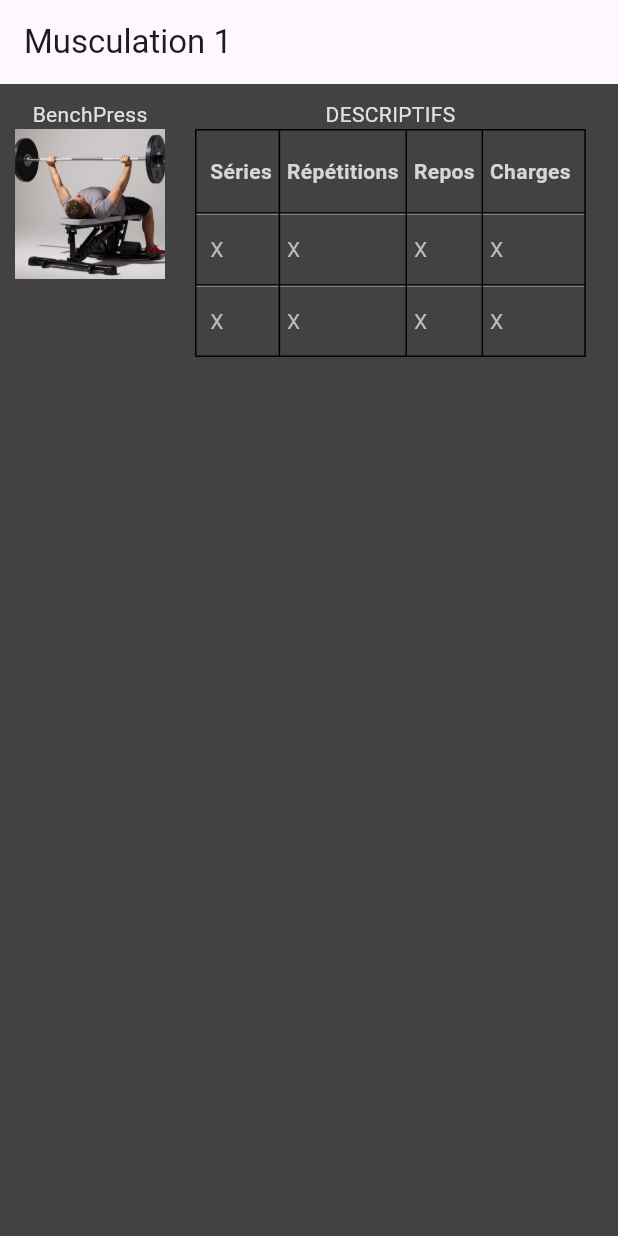
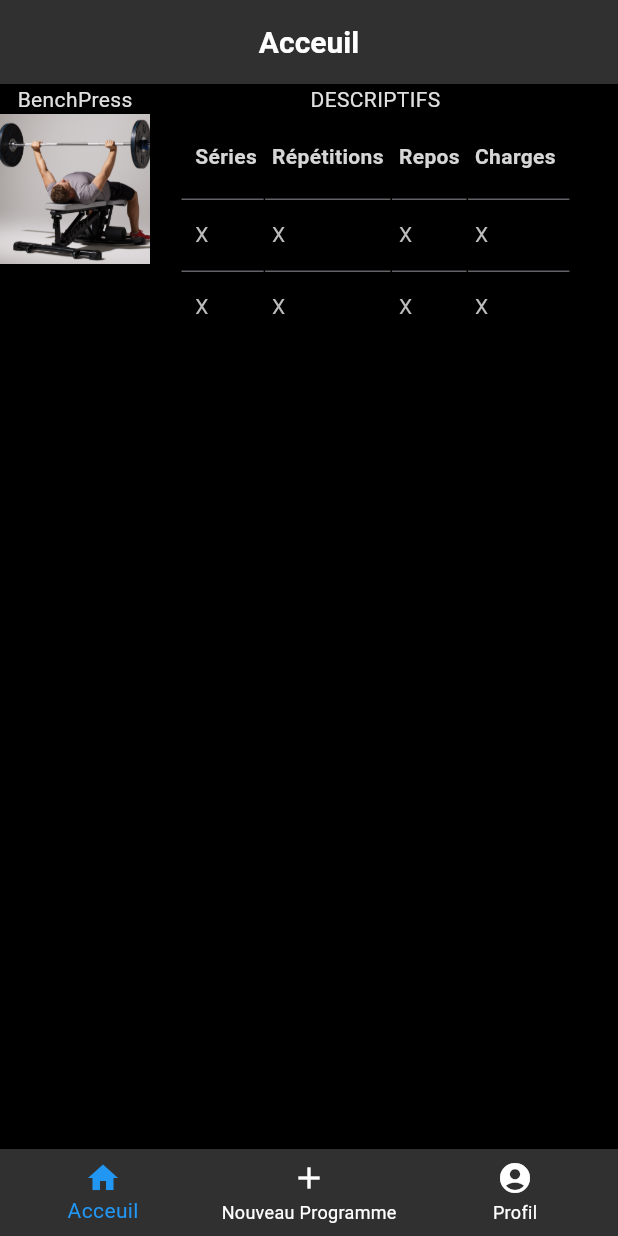
Before and after one commit to Adibou16/programmes, a Flutter app: the screen it shows after launch, on a phone screen of 412 x 824 dp. Run offline on Flutter 3.47's test engine with Material 3 defaults, Android fonts, the phone set to English and light mode, and no system bars.

Commit message:
Added simple home page
(no functionality)

```diff
--- a/lib/main.dart
+++ b/lib/main.dart
@@ -1,29 +1,9 @@
 import 'package:flutter/material.dart';
-import 'package:programmes/exercice.dart';
+import 'package:programmes/pages/home.dart';
 
-void main() {
-  runApp(const MaterialApp(home: Set()));
-}
-
-class Set extends StatefulWidget {
-  const Set({super.key});
-
-  @override
-  State<Set> createState() => _SetState();
-}
-
-class _SetState extends State<Set> {
-  @override
-  Widget build(BuildContext context) {
-    return Scaffold(
-      appBar: AppBar(
-        title: const Text("Musculation 1"),
-      ),
-      backgroundColor: Colors.grey[800],
-      body: const Padding(
-          padding: EdgeInsets.all(10.0),
-          child: Exercice(),
-      ),
-    );
-  }
-}
+void main() => runApp(MaterialApp(
+  initialRoute: "/home",
+  routes: {
+    "/home": (context) => Home(),
+  },
+));
--- /dev/null
+++ b/lib/pages/home.dart
@@ -0,0 +1,49 @@
+import 'package:flutter/material.dart';
+import 'package:programmes/widgets/select_workout.dart';
+
+class Home extends StatefulWidget {
+  const Home({super.key});
+
+  @override
+  State<Home> createState() => _HomeState();
+}
+
+class _HomeState extends State<Home> {
+  @override
+  Widget build(BuildContext context) {
+    return Scaffold(
+      appBar: AppBar( // App Bar
+        title: const Text("Acceuil"),
+        backgroundColor: Colors.grey[850],
+        centerTitle: true,
+        titleTextStyle: const TextStyle(
+          color: Colors.white,
+          fontSize: 20.0,
+          fontWeight: FontWeight.bold,
+        ),
+      ),
+      backgroundColor: Colors.black,
+      bottomNavigationBar: BottomNavigationBar(
+        backgroundColor: Colors.grey[850],
+        fixedColor: Colors.blue,
+        unselectedItemColor: Colors.white,
+        items: const [
+          BottomNavigationBarItem(
+            icon: Icon(Icons.home),
+            label: "Acceuil",
+          ),
+          BottomNavigationBarItem(
+            icon: Icon(Icons.add),
+            label: "Nouveau Programme",
+          ),
+          BottomNavigationBarItem(
+            icon: Icon(Icons.account_circle),
+            label: "Profil",
+          ),
+        ],
+      ),
+
+      body: SelectWorkout(),
+    );
+  }
+}
--- /dev/null
+++ b/lib/widgets/select_workout.dart
@@ -0,0 +1,28 @@
+import 'package:flutter/material.dart';
+import 'package:programmes/widgets/exercice.dart';
+
+class SelectWorkout extends StatelessWidget {
+  @override
+  Widget build(BuildContext context) {
+    return Exercice();
+
+    // return Card (
+    //   color: Colors.grey[900],
+    //   margin: const EdgeInsets.all(10.0),
+    //   child: InkWell(
+    //     child: Container(
+    //       margin: const EdgeInsets.all(10.0),
+    //       width: 200.0,
+    //       child: Text(
+    //         "Select Workout",
+    //         style: TextStyle(
+    //           color: Colors.white,
+    //           fontSize: 20.0,
+    //           fontWeight: FontWeight.bold,
+    //         ),
+    //       )
+    //     )
+    //   ),
+    // );
+  }
+}
```
Also changed, not shown: lib/widgets/exercice.dart (renamed from lib/exercice.dart).
